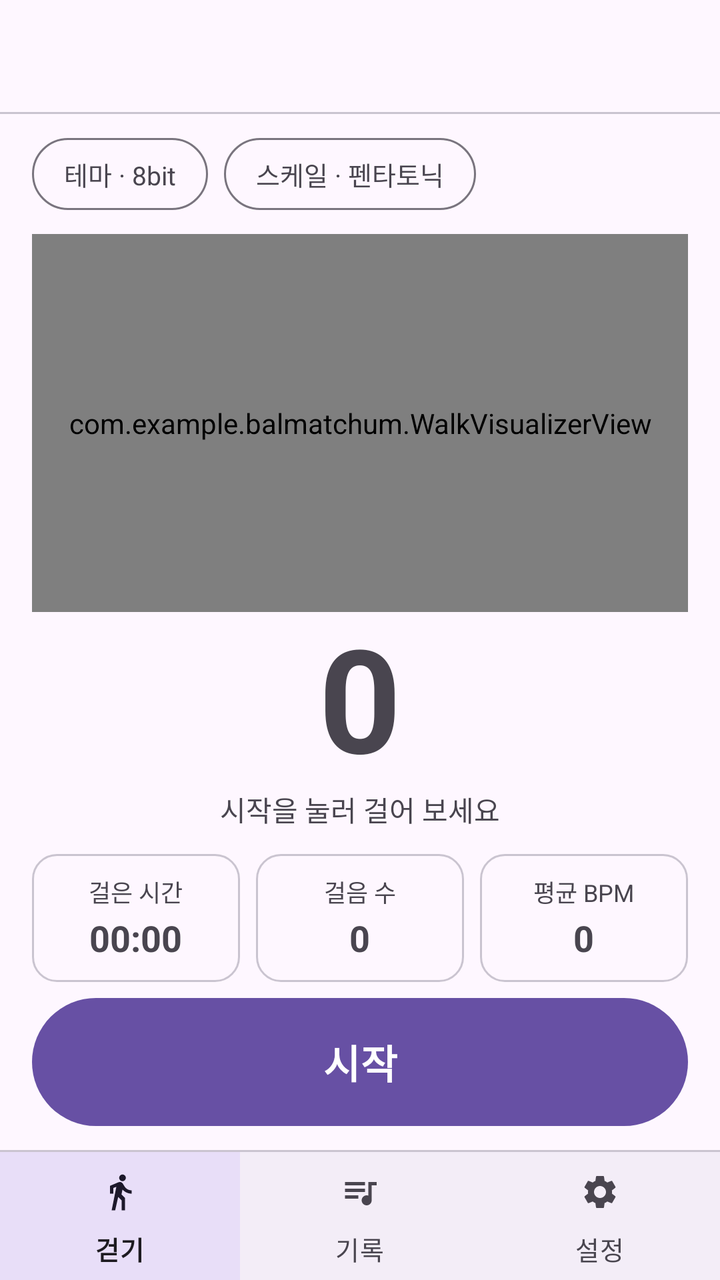
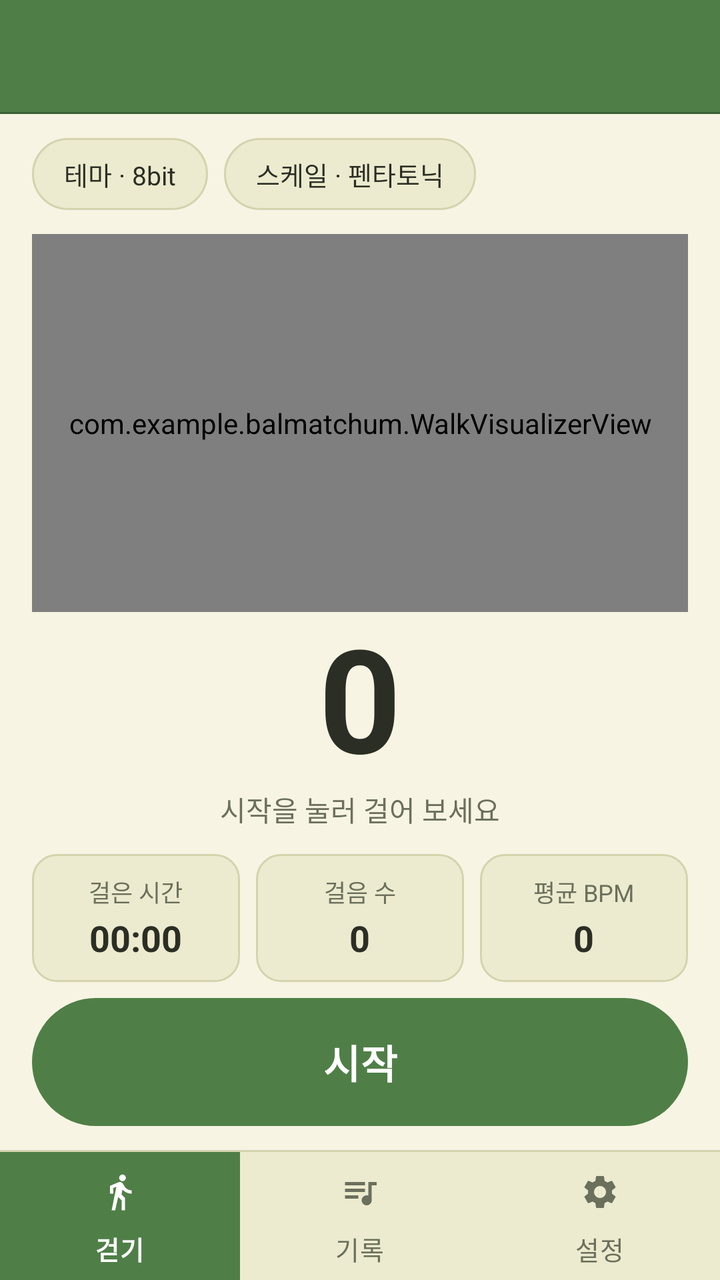

The first picture is an Android layout as it rendered before a commit; the second is the same layout after the commit. The layout source and the unified diff follow.
<!-- AndroidManifest.xml: application theme Theme.Balmatchum -->
<!-- res/layout/activity_main.xml -->
<?xml version="1.0" encoding="utf-8"?>
<FrameLayout xmlns:android="http://schemas.android.com/apk/res/android"
    xmlns:app="http://schemas.android.com/apk/res-auto"
    android:layout_width="match_parent"
    android:layout_height="match_parent"
    android:fitsSystemWindows="true">

<LinearLayout
    android:layout_width="match_parent"
    android:layout_height="match_parent"
    android:orientation="vertical">

    
    <include layout="@layout/include_toolbar" />

    
    <LinearLayout
        android:layout_width="match_parent"
        android:layout_height="0dp"
        android:layout_weight="1"
        android:orientation="vertical"
        android:paddingStart="16dp"
        android:paddingTop="12dp"
        android:paddingEnd="16dp"
        android:paddingBottom="12dp">

        
        <LinearLayout
            android:layout_width="match_parent"
            android:layout_height="wrap_content"
            android:orientation="horizontal">

            <TextView
                android:id="@+id/tvChipTheme"
                android:layout_width="wrap_content"
                android:layout_height="36dp"
                android:background="@drawable/bg_chip"
                android:gravity="center"
                android:paddingStart="16dp"
                android:paddingEnd="16dp"
                android:text="테마 · 8bit"
                android:textSize="13sp" />

            <TextView
                android:id="@+id/tvChipScale"
                android:layout_width="wrap_content"
                android:layout_height="36dp"
                android:layout_marginStart="8dp"
                android:background="@drawable/bg_chip"
                android:gravity="center"
                android:paddingStart="16dp"
                android:paddingEnd="16dp"
                android:text="스케일 · 펜타토닉"
                android:textSize="13sp" />
        </LinearLayout>

        
        <com.example.balmatchum.WalkVisualizerView
            android:id="@+id/visualizer"
            android:layout_width="match_parent"
            android:layout_height="0dp"
            android:layout_marginTop="12dp"
            android:layout_weight="1"
            android:background="@drawable/bg_panel" />

        
        <TextView
            android:id="@+id/tvBpm"
            android:layout_width="match_parent"
            android:layout_height="wrap_content"
            android:layout_marginTop="4dp"
            android:gravity="center"
            android:includeFontPadding="false"
            android:text="0"
            android:textSize="72sp"
            android:textStyle="bold" />

        
        <TextView
            android:id="@+id/tvBpmInfo"
            android:layout_width="match_parent"
            android:layout_height="wrap_content"
            android:gravity="center"
            android:text="시작을 눌러 걸어 보세요"
            android:textColor="?attr/colorOnSurfaceVariant"
            android:textSize="14sp" />

        
        <include
            layout="@layout/include_stat_tiles"
            android:layout_width="match_parent"
            android:layout_height="wrap_content"
            android:layout_marginTop="12dp" />

        
        <Button
            android:id="@+id/btnSim"
            style="@style/Widget.Material3.Button.TextButton"
            android:layout_width="wrap_content"
            android:layout_height="wrap_content"
            android:layout_gravity="center_horizontal"
            android:layout_marginTop="4dp"
            android:text="걸음 시뮬레이션"
            android:visibility="gone" />

        
        <com.google.android.material.button.MaterialButton
            android:id="@+id/btnStart"
            android:layout_width="match_parent"
            android:layout_height="64dp"
            android:layout_marginTop="8dp"
            android:insetTop="0dp"
            android:insetBottom="0dp"
            android:text="시작"
            android:textSize="20sp"
            android:textStyle="bold"
            app:cornerRadius="32dp" />
    </LinearLayout>

    
    <include layout="@layout/include_bottom_nav" />
</LinearLayout>
</FrameLayout>
<!-- res/layout/include_toolbar.xml (included above) -->
<?xml version="1.0" encoding="utf-8"?>
<merge xmlns:android="http://schemas.android.com/apk/res/android"
    xmlns:app="http://schemas.android.com/apk/res-auto">

    
    <com.google.android.material.appbar.MaterialToolbar
        android:id="@+id/toolbar"
        android:layout_width="match_parent"
        android:layout_height="56dp"
        app:titleTextAppearance="@style/TextAppearance.Balmatchum.ToolbarTitle" />

    
    <View
        android:layout_width="match_parent"
        android:layout_height="1dp"
        android:background="?attr/colorOutlineVariant" />
</merge>
<!-- res/layout/include_stat_tiles.xml (included above) -->
<?xml version="1.0" encoding="utf-8"?>
<LinearLayout xmlns:android="http://schemas.android.com/apk/res/android"
    android:layout_width="match_parent"
    android:layout_height="wrap_content"
    android:orientation="horizontal">

    
    <LinearLayout
        android:layout_width="0dp"
        android:layout_height="wrap_content"
        android:layout_weight="1"
        android:background="@drawable/bg_tile"
        android:gravity="center"
        android:orientation="vertical"
        android:paddingTop="10dp"
        android:paddingBottom="10dp">

        <TextView
            android:layout_width="wrap_content"
            android:layout_height="wrap_content"
            android:text="걸은 시간"
            android:textColor="?attr/colorOnSurfaceVariant"
            android:textSize="12sp" />

        <TextView
            android:id="@+id/tvStatTime"
            android:layout_width="wrap_content"
            android:layout_height="wrap_content"
            android:layout_marginTop="2dp"
            android:text="00:00"
            android:textSize="18sp"
            android:textStyle="bold" />
    </LinearLayout>

    
    <LinearLayout
        android:layout_width="0dp"
        android:layout_height="wrap_content"
        android:layout_marginStart="8dp"
        android:layout_marginEnd="8dp"
        android:layout_weight="1"
        android:background="@drawable/bg_tile"
        android:gravity="center"
        android:orientation="vertical"
        android:paddingTop="10dp"
        android:paddingBottom="10dp">

        <TextView
            android:layout_width="wrap_content"
            android:layout_height="wrap_content"
            android:text="걸음 수"
            android:textColor="?attr/colorOnSurfaceVariant"
            android:textSize="12sp" />

        <TextView
            android:id="@+id/tvStatSteps"
            android:layout_width="wrap_content"
            android:layout_height="wrap_content"
            android:layout_marginTop="2dp"
            android:text="0"
            android:textSize="18sp"
            android:textStyle="bold" />
    </LinearLayout>

    
    <LinearLayout
        android:layout_width="0dp"
        android:layout_height="wrap_content"
        android:layout_weight="1"
        android:background="@drawable/bg_tile"
        android:gravity="center"
        android:orientation="vertical"
        android:paddingTop="10dp"
        android:paddingBottom="10dp">

        <TextView
            android:layout_width="wrap_content"
            android:layout_height="wrap_content"
            android:text="평균 BPM"
            android:textColor="?attr/colorOnSurfaceVariant"
            android:textSize="12sp" />

        <TextView
            android:id="@+id/tvStatAvg"
            android:layout_width="wrap_content"
            android:layout_height="wrap_content"
            android:layout_marginTop="2dp"
            android:text="0"
            android:textSize="18sp"
            android:textStyle="bold" />
    </LinearLayout>
</LinearLayout>
<!-- res/layout/include_bottom_nav.xml (included above) -->
<?xml version="1.0" encoding="utf-8"?>
<merge xmlns:android="http://schemas.android.com/apk/res/android"
    xmlns:app="http://schemas.android.com/apk/res-auto">

    
    <View
        android:layout_width="match_parent"
        android:layout_height="1dp"
        android:background="?attr/colorOutlineVariant" />

    
    <com.google.android.material.bottomnavigation.BottomNavigationView
        android:id="@+id/bottomNav"
        android:layout_width="match_parent"
        android:layout_height="64dp"
        android:minHeight="64dp"
        app:itemBackground="@drawable/bg_nav_item"
        app:itemIconSize="20dp"
        app:itemPaddingBottom="10dp"
        app:itemPaddingTop="10dp"
        app:itemTextAppearanceActive="@style/TextAppearance.Balmatchum.NavActive"
        app:itemTextAppearanceInactive="@style/TextAppearance.Balmatchum.NavInactive"
        app:labelVisibilityMode="labeled"
        app:menu="@menu/bottom_nav" />
</merge>
<!-- resources referenced by this layout -->
<resources>
  <!-- drawable bg_chip (drawable) -->
  <?xml version="1.0" encoding="utf-8"?>
  <shape xmlns:android="http://schemas.android.com/apk/res/android"
      android:shape="rectangle">
      <corners android:radius="18dp" />
      <stroke
          android:width="1dp"
          android:color="?attr/colorOutline" />
  </shape>
  <!-- drawable bg_nav_item (drawable) -->
  <?xml version="1.0" encoding="utf-8"?>
  <selector xmlns:android="http://schemas.android.com/apk/res/android">
      <item android:state_checked="true">
          <shape android:shape="rectangle">
              
              <solid android:color="?attr/colorSecondaryContainer" />
          </shape>
      </item>
      <item android:drawable="@android:color/transparent" />
  </selector>
  <!-- drawable bg_panel (drawable) -->
  <?xml version="1.0" encoding="utf-8"?>
  <shape xmlns:android="http://schemas.android.com/apk/res/android"
      android:shape="rectangle">
      <corners android:radius="16dp" />
      
      <solid android:color="?attr/colorSurfaceContainer" />
  </shape>
  <!-- drawable bg_tile (drawable) -->
  <?xml version="1.0" encoding="utf-8"?>
  <shape xmlns:android="http://schemas.android.com/apk/res/android"
      android:shape="rectangle">
      <corners android:radius="12dp" />
      <stroke
          android:width="1dp"
          android:color="?attr/colorOutlineVariant" />
  </shape>
  <style name="Base.Theme.Balmatchum" parent="Theme.Material3.DayNight.NoActionBar">
          
          
      </style>
  <!-- unchanged entries left out for length: 4 -->
</resources>

<!-- the commit's change to res/layout/activity_main.xml (unified diff, before → after) -->
@@ -3,11 +3,15 @@
     xmlns:app="http://schemas.android.com/apk/res-auto"
     android:layout_width="match_parent"
     android:layout_height="match_parent"
+    android:background="@color/bal_primary_dark"
     android:fitsSystemWindows="true">
+    
+
 
 <LinearLayout
     android:layout_width="match_parent"
     android:layout_height="match_parent"
+    android:background="@color/bal_background"
     android:orientation="vertical">
 
     
@@ -39,6 +43,7 @@
                 android:paddingStart="16dp"
                 android:paddingEnd="16dp"
                 android:text="테마 · 8bit"
+                android:textColor="@color/bal_text"
                 android:textSize="13sp" />
 
             <TextView
@@ -51,6 +56,7 @@
                 android:paddingStart="16dp"
                 android:paddingEnd="16dp"
                 android:text="스케일 · 펜타토닉"
+                android:textColor="@color/bal_text"
                 android:textSize="13sp" />
         </LinearLayout>
 
@@ -72,6 +78,7 @@
             android:gravity="center"
             android:includeFontPadding="false"
             android:text="0"
+            android:textColor="@color/bal_text"
             android:textSize="72sp"
             android:textStyle="bold" />
 
@@ -82,7 +89,7 @@
             android:layout_height="wrap_content"
             android:gravity="center"
             android:text="시작을 눌러 걸어 보세요"
-            android:textColor="?attr/colorOnSurfaceVariant"
+            android:textColor="@color/bal_text_sub"
             android:textSize="14sp" />
 
         
@@ -101,6 +108,7 @@
             android:layout_gravity="center_horizontal"
             android:layout_marginTop="4dp"
             android:text="걸음 시뮬레이션"
+            android:textColor="@color/bal_primary"
             android:visibility="gone" />
 
         
@@ -113,7 +121,9 @@
             android:insetBottom="0dp"
             android:text="시작"
             android:textSize="20sp"
+            android:textColor="@color/white"
             android:textStyle="bold"
+            app:backgroundTint="@color/btn_primary_bg"
             app:cornerRadius="32dp" />
     </LinearLayout>
 
@@ -131,13 +141,15 @@
         android:id="@+id/toolbar"
         android:layout_width="match_parent"
         android:layout_height="56dp"
-        app:titleTextAppearance="@style/TextAppearance.Balmatchum.ToolbarTitle" />
+        android:background="@color/bal_primary"
+        app:titleTextAppearance="@style/TextAppearance.Balmatchum.ToolbarTitle"
+        app:titleTextColor="@color/white" />
 
     
     <View
         android:layout_width="match_parent"
         android:layout_height="1dp"
-        android:background="?attr/colorOutlineVariant" />
+        android:background="@color/bal_primary_dark" />
 </merge>
 <!-- res/layout/include_stat_tiles.xml (included above) -->
 <?xml version="1.0" encoding="utf-8"?>
@@ -161,7 +173,7 @@
             android:layout_width="wrap_content"
             android:layout_height="wrap_content"
             android:text="걸은 시간"
-            android:textColor="?attr/colorOnSurfaceVariant"
+            android:textColor="@color/bal_text_sub"
             android:textSize="12sp" />
 
         <TextView
@@ -170,6 +182,7 @@
             android:layout_height="wrap_content"
             android:layout_marginTop="2dp"
             android:text="00:00"
+            android:textColor="@color/bal_text"
             android:textSize="18sp"
             android:textStyle="bold" />
     </LinearLayout>
@@ -191,7 +204,7 @@
             android:layout_width="wrap_content"
             android:layout_height="wrap_content"
             android:text="걸음 수"
-            android:textColor="?attr/colorOnSurfaceVariant"
+            android:textColor="@color/bal_text_sub"
             android:textSize="12sp" />
 
         <TextView
@@ -200,6 +213,7 @@
             android:layout_height="wrap_content"
             android:layout_marginTop="2dp"
             android:text="0"
+            android:textColor="@color/bal_text"
             android:textSize="18sp"
             android:textStyle="bold" />
     </LinearLayout>
@@ -219,7 +233,7 @@
             android:layout_width="wrap_content"
             android:layout_height="wrap_content"
             android:text="평균 BPM"
-            android:textColor="?attr/colorOnSurfaceVariant"
+            android:textColor="@color/bal_text_sub"
             android:textSize="12sp" />
 
         <TextView
@@ -228,6 +242,7 @@
             android:layout_height="wrap_content"
             android:layout_marginTop="2dp"
             android:text="0"
+            android:textColor="@color/bal_text"
             android:textSize="18sp"
             android:textStyle="bold" />
     </LinearLayout>
@@ -241,7 +256,7 @@
     <View
         android:layout_width="match_parent"
         android:layout_height="1dp"
-        android:background="?attr/colorOutlineVariant" />
+        android:background="@color/bal_outline" />
 
     
     <com.google.android.material.bottomnavigation.BottomNavigationView
@@ -249,7 +264,10 @@
         android:layout_width="match_parent"
         android:layout_height="64dp"
         android:minHeight="64dp"
+        android:background="@color/bal_surface"
         app:itemBackground="@drawable/bg_nav_item"
+        app:itemIconTint="@color/nav_item_color"
+        app:itemTextColor="@color/nav_item_color"
         app:itemIconSize="20dp"
         app:itemPaddingBottom="10dp"
         app:itemPaddingTop="10dp"
<!-- resource entries referenced after the edit -->
@@ -1,21 +1,31 @@
 <!-- resources referenced by this layout -->
 <resources>
+  <color name="bal_background">#F8F4E3</color>
+  <color name="bal_outline">#D5D3AE</color>
+  <color name="bal_primary">#4F7F47</color>
+  <color name="bal_primary_dark">#386134</color>
+  <color name="bal_surface">#ECEBCF</color>
+  <color name="bal_text">#2B2E24</color>
+  <color name="bal_text_sub">#6B705C</color>
+  <color name="white">#FFFFFFFF</color>
   <!-- drawable bg_chip (drawable) -->
   <?xml version="1.0" encoding="utf-8"?>
   <shape xmlns:android="http://schemas.android.com/apk/res/android"
       android:shape="rectangle">
       <corners android:radius="18dp" />
+      
+      <solid android:color="@color/bal_surface" />
+      
       <stroke
           android:width="1dp"
-          android:color="?attr/colorOutline" />
+          android:color="@color/bal_outline" />
   </shape>
   <!-- drawable bg_nav_item (drawable) -->
   <?xml version="1.0" encoding="utf-8"?>
   <selector xmlns:android="http://schemas.android.com/apk/res/android">
       <item android:state_checked="true">
           <shape android:shape="rectangle">
-              
-              <solid android:color="?attr/colorSecondaryContainer" />
+              <solid android:color="@color/bal_primary" />
           </shape>
       </item>
       <item android:drawable="@android:color/transparent" />
@@ -26,21 +36,71 @@
       android:shape="rectangle">
       <corners android:radius="16dp" />
       
-      <solid android:color="?attr/colorSurfaceContainer" />
+      <solid android:color="@color/bal_surface" />
   </shape>
   <!-- drawable bg_tile (drawable) -->
   <?xml version="1.0" encoding="utf-8"?>
   <shape xmlns:android="http://schemas.android.com/apk/res/android"
       android:shape="rectangle">
       <corners android:radius="12dp" />
+      <solid android:color="@color/bal_surface" />
       <stroke
           android:width="1dp"
-          android:color="?attr/colorOutlineVariant" />
+          android:color="@color/bal_outline" />
   </shape>
-  <style name="Base.Theme.Balmatchum" parent="Theme.Material3.DayNight.NoActionBar">
+  <style name="Base.Theme.Balmatchum" parent="Theme.Material3.Light.NoActionBar">
           
+          <item name="colorPrimary">@color/bal_primary</item>
           
+          <item name="colorOnPrimary">@color/white</item>
+          <item name="colorPrimaryContainer">@color/bal_surface</item>
+          <item name="colorOnPrimaryContainer">@color/bal_text</item>
+  
+          
+          <item name="colorSecondary">@color/bal_secondary</item>
+          <item name="colorOnSecondary">@color/bal_text</item>
+          <item name="colorSecondaryContainer">@color/bal_surface</item>
+          <item name="colorOnSecondaryContainer">@color/bal_text</item>
+  
+          
+          <item name="colorTertiary">@color/bal_accent</item>
+          <item name="colorOnTertiary">@color/white</item>
+          
+          <item name="colorError">@color/bal_accent</item>
+          <item name="colorOnError">@color/white</item>
+  
+          
+          <item name="android:colorBackground">@color/bal_background</item>
+          <item name="android:windowBackground">@color/bal_background</item>
+          <item name="colorOnBackground">@color/bal_text</item>
+  
+          
+          <item name="colorSurface">@color/bal_background</item>
+          <item name="colorOnSurface">@color/bal_text</item>
+          <item name="colorOnSurfaceVariant">@color/bal_text_sub</item>
+          <item name="colorSurfaceContainerLowest">@color/bal_background</item>
+          <item name="colorSurfaceContainerLow">@color/bal_background</item>
+          <item name="colorSurfaceContainer">@color/bal_surface</item>
+          
+          <item name="colorSurfaceContainerHigh">@color/bal_background</item>
+          <item name="colorSurfaceContainerHighest">@color/bal_surface</item>
+  
+          
+          <item name="colorOutline">@color/bal_outline</item>
+          <item name="colorOutlineVariant">@color/bal_outline</item>
+  
+          
+          <item name="android:textColorPrimary">@color/bal_text</item>
+          <item name="android:textColorSecondary">@color/bal_text_sub</item>
+  
+          
+          <item name="android:statusBarColor">@color/bal_primary_dark</item>
+          <item name="android:navigationBarColor">@color/bal_primary_dark</item>
+          
+          <item name="android:windowLightStatusBar">false</item>
       </style>
+  <color name="bal_secondary">#A9BF7A</color>
+  <color name="bal_accent">#D07A4A</color>
   <!-- unchanged entries left out for length: 4 -->
 </resources>
 
